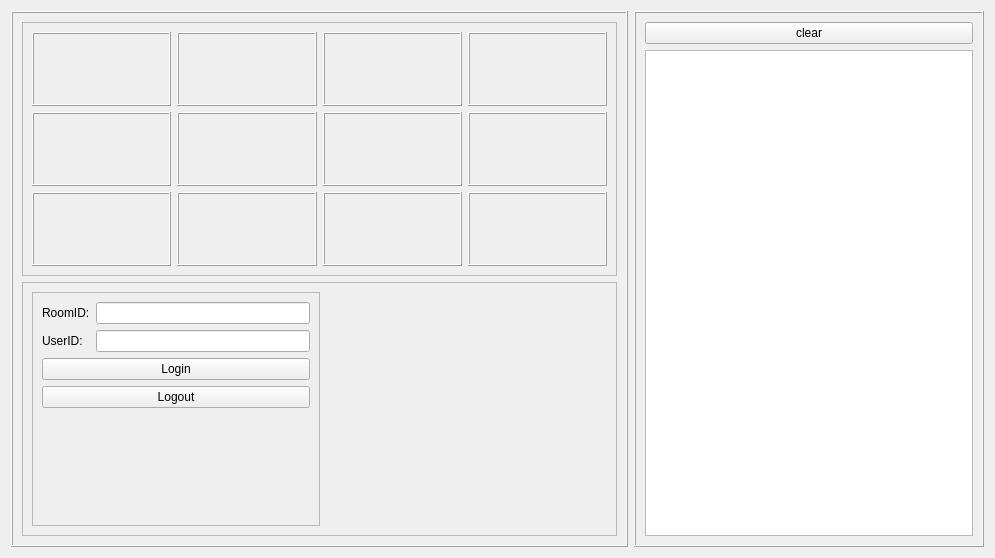
First picture: the form in VideoCommunication/ZegoVideoCommunicationDemo.ui, repository zegoim/zego-express-example-topics-cpp, before the edit.
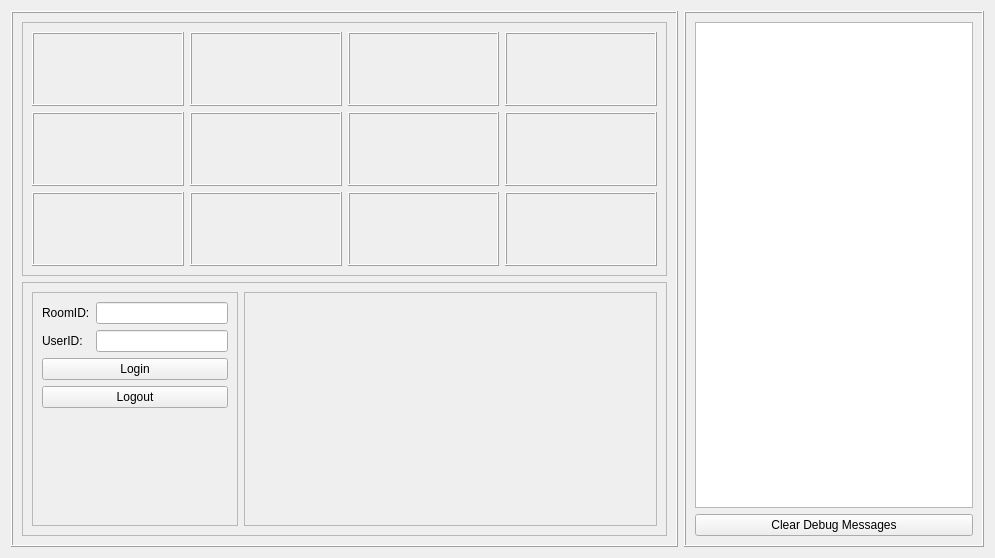
Second picture: the form after the edit.

Diff of the .ui file:
```diff
--- a/VideoCommunication/ZegoVideoCommunicationDemo.ui
+++ b/VideoCommunication/ZegoVideoCommunicationDemo.ui
@@ -13,7 +13,7 @@
   <property name="windowTitle">
    <string>Form</string>
   </property>
-  <layout class="QHBoxLayout" name="horizontalLayout_5">
+  <layout class="QHBoxLayout" name="horizontalLayout_5" stretch="3,1">
    <item>
     <widget class="QFrame" name="frame">
      <property name="frameShape">
@@ -175,7 +175,7 @@
         <property name="frameShadow">
          <enum>QFrame::Raised</enum>
         </property>
-        <layout class="QHBoxLayout" name="horizontalLayout_3">
+        <layout class="QHBoxLayout" name="horizontalLayout_3" stretch="1,2">
          <item>
           <widget class="QFrame" name="frame_4">
            <property name="frameShape">
@@ -230,17 +230,14 @@
           </widget>
          </item>
          <item>
-          <spacer name="horizontalSpacer">
-           <property name="orientation">
-            <enum>Qt::Horizontal</enum>
+          <widget class="QFrame" name="frame_6">
+           <property name="frameShape">
+            <enum>QFrame::StyledPanel</enum>
            </property>
-           <property name="sizeHint" stdset="0">
-            <size>
-             <width>40</width>
-             <height>20</height>
-            </size>
+           <property name="frameShadow">
+            <enum>QFrame::Raised</enum>
            </property>
-          </spacer>
+          </widget>
          </item>
         </layout>
        </widget>
@@ -251,20 +248,20 @@
    <item>
     <widget class="QFrame" name="frame_5">
      <property name="sizePolicy">
-      <sizepolicy hsizetype="Fixed" vsizetype="Preferred">
+      <sizepolicy hsizetype="Preferred" vsizetype="Preferred">
        <horstretch>0</horstretch>
        <verstretch>0</verstretch>
       </sizepolicy>
      </property>
      <property name="minimumSize">
       <size>
-       <width>350</width>
+       <width>300</width>
        <height>0</height>
       </size>
      </property>
      <property name="maximumSize">
       <size>
-       <width>350</width>
+       <width>16777215</width>
        <height>16777215</height>
       </size>
      </property>
@@ -275,21 +272,21 @@
       <enum>QFrame::Raised</enum>
      </property>
      <layout class="QVBoxLayout" name="verticalLayout_2">
-      <item>
-       <widget class="QPushButton" name="pushButton_clear_log">
-        <property name="text">
-         <string>clear</string>
-        </property>
-       </widget>
-      </item>
       <item>
        <widget class="QTextEdit" name="textEdit_log">
         <property name="html">
          <string>&lt;!DOCTYPE HTML PUBLIC &quot;-//W3C//DTD HTML 4.0//EN&quot; &quot;http://www.w3.org/TR/REC-html40/strict.dtd&quot;&gt;
 &lt;html&gt;&lt;head&gt;&lt;meta name=&quot;qrichtext&quot; content=&quot;1&quot; /&gt;&lt;style type=&quot;text/css&quot;&gt;
 p, li { white-space: pre-wrap; }
-&lt;/style&gt;&lt;/head&gt;&lt;body style=&quot; font-family:'SimSun'; font-size:13.5pt; font-weight:400; font-style:normal;&quot;&gt;
-&lt;p style=&quot;-qt-paragraph-type:empty; margin-top:0px; margin-bottom:0px; margin-left:0px; margin-right:0px; -qt-block-indent:0; text-indent:0px; font-size:9pt;&quot;&gt;&lt;br /&gt;&lt;/p&gt;&lt;/body&gt;&lt;/html&gt;</string>
+&lt;/style&gt;&lt;/head&gt;&lt;body style=&quot; font-family:'SimSun'; font-size:9pt; font-weight:400; font-style:normal;&quot;&gt;
+&lt;p style=&quot;-qt-paragraph-type:empty; margin-top:0px; margin-bottom:0px; margin-left:0px; margin-right:0px; -qt-block-indent:0; text-indent:0px;&quot;&gt;&lt;br /&gt;&lt;/p&gt;&lt;/body&gt;&lt;/html&gt;</string>
+        </property>
+       </widget>
+      </item>
+      <item>
+       <widget class="QPushButton" name="pushButton_clear_log">
+        <property name="text">
+         <string>Clear Debug Messages</string>
         </property>
        </widget>
       </item>
```
